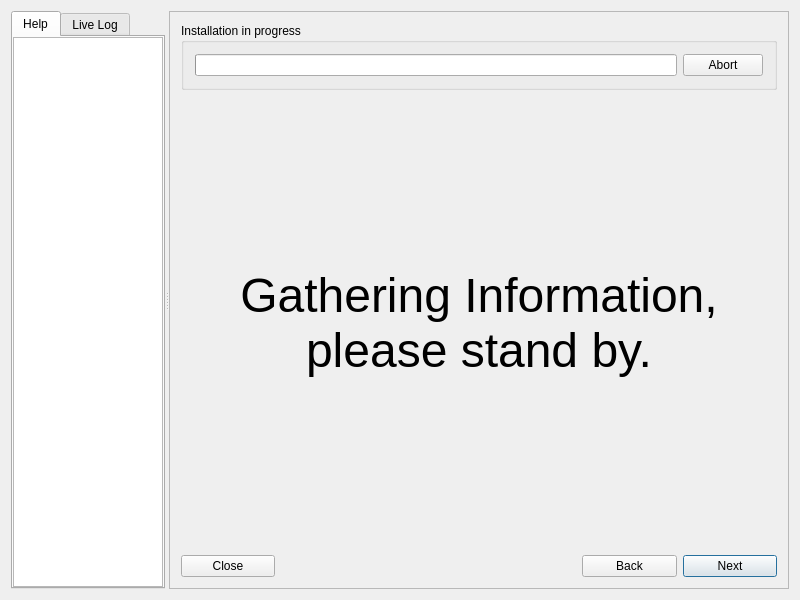
This is meinstall.ui in gazelle-installer/gazelle-installer as Qt 5 draws it before an edit. The edited form follows.
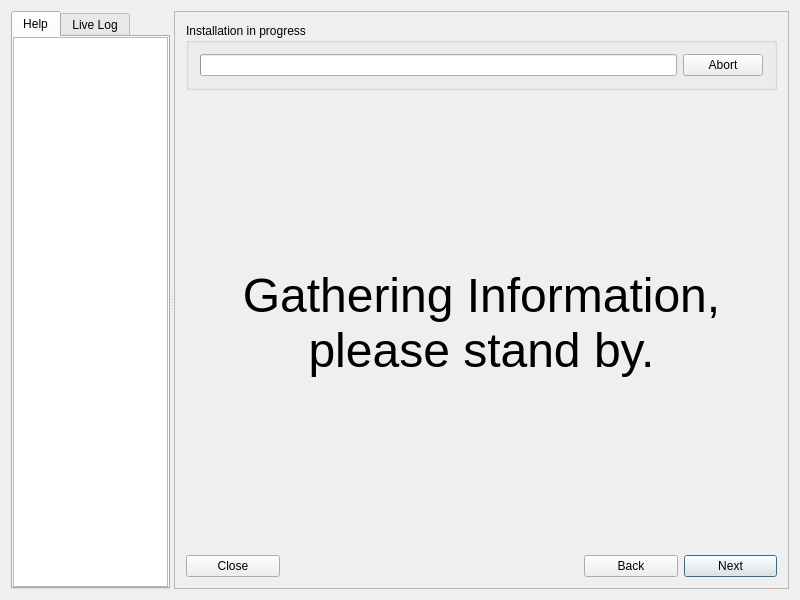
This is the edited form. Icons and pictures are not drawn. Custom widgets are drawn as their Qt base class.

Commit message: Improved cursor feedback so message boxes do not look like they are locked up. Use labelSplash directly in the widget stack instead of first inside another widget.

What changed in the file:
```diff
--- a/meinstall.ui
+++ b/meinstall.ui
@@ -202,9 +202,6 @@
        </item>
        <item row="2" column="0" colspan="6">
         <widget class="QStackedWidget" name="widgetStack">
-         <widget class="QWidget" name="pageSplash">
-          <layout class="QVBoxLayout">
-           <item>
             <widget class="QLabel" name="labelSplash">
              <property name="font">
               <font>
@@ -220,9 +217,6 @@
              <property name="wordWrap">
               <bool>true</bool>
              </property>
-            </widget>
-           </item>
-          </layout>
          </widget>
          <widget class="QWidget" name="pageTerms">
           <layout class="QGridLayout">
```
Lines whose indentation alone changed are shown as unchanged. The commit also changes 2 other files.
